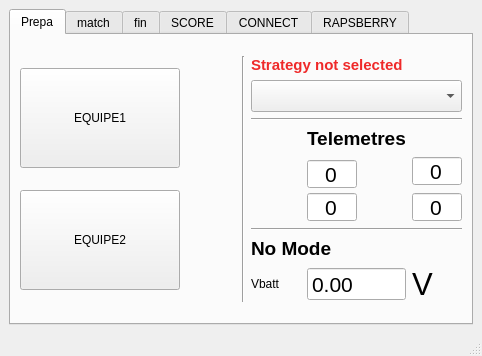
This is PluginModules/Ecran/ihm_Ecran.ui in CRLG/LABOTBOX as Qt 5 draws it before an edit. The edited form follows.
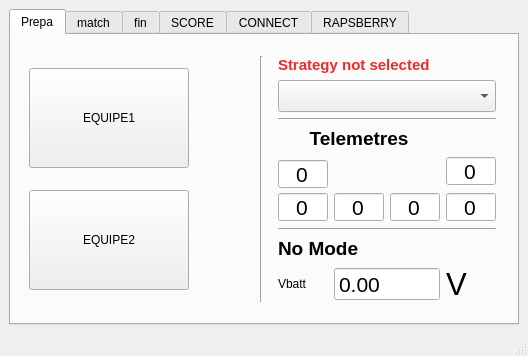
This is the edited form. Custom widgets are drawn as their Qt base class.

Commit message: #79 [Ecran] Ajout des 2 telemetres AR centraux

What changed in the file:
```diff
--- a/PluginModules/Ecran/ihm_Ecran.ui
+++ b/PluginModules/Ecran/ihm_Ecran.ui
@@ -6,7 +6,7 @@
    <rect>
     <x>0</x>
     <y>0</y>
-    <width>482</width>
+    <width>528</width>
     <height>356</height>
    </rect>
   </property>
@@ -32,117 +32,9 @@
           </property>
          </widget>
         </item>
-        <item row="0" column="0">
-         <layout class="QGridLayout" name="gridLayout_3">
-          <property name="verticalSpacing">
-           <number>10</number>
-          </property>
-          <item row="0" column="0">
-           <widget class="QPushButton" name="pB_Couleur1">
-            <property name="minimumSize">
-             <size>
-              <width>160</width>
-              <height>100</height>
-             </size>
-            </property>
-            <property name="maximumSize">
-             <size>
-              <width>160</width>
-              <height>110</height>
-             </size>
-            </property>
-            <property name="text">
-             <string>EQUIPE1</string>
-            </property>
-            <property name="flat">
-             <bool>false</bool>
-            </property>
-           </widget>
-          </item>
-          <item row="0" column="1">
-           <widget class="QLed" name="qLed_green">
-            <property name="minimumSize">
-             <size>
-              <width>50</width>
-              <height>50</height>
-             </size>
-            </property>
-            <property name="maximumSize">
-             <size>
-              <width>50</width>
-              <height>50</height>
-             </size>
-            </property>
-            <property name="toolTip">
-             <string>Binary Led</string>
-            </property>
-            <property name="whatsThis">
-             <string>Led widget</string>
-            </property>
-            <property name="value">
-             <bool>true</bool>
-            </property>
-           </widget>
-          </item>
-          <item row="1" column="0">
-           <widget class="QPushButton" name="pB_Couleur2">
-            <property name="minimumSize">
-             <size>
-              <width>160</width>
-              <height>100</height>
-             </size>
-            </property>
-            <property name="maximumSize">
-             <size>
-              <width>160</width>
-              <height>110</height>
-             </size>
-            </property>
-            <property name="text">
-             <string>EQUIPE2</string>
-            </property>
-            <property name="flat">
-             <bool>false</bool>
-            </property>
-           </widget>
-          </item>
-          <item row="1" column="1">
-           <widget class="QLed" name="qLed_orange">
-            <property name="minimumSize">
-             <size>
-              <width>50</width>
-              <height>50</height>
-             </size>
-            </property>
-            <property name="maximumSize">
-             <size>
-              <width>50</width>
-              <height>50</height>
-             </size>
-            </property>
-            <property name="toolTip">
-             <string>Binary Led</string>
-            </property>
-            <property name="whatsThis">
-             <string>Led widget</string>
-            </property>
-            <property name="value">
-             <bool>true</bool>
-            </property>
-           </widget>
-          </item>
-         </layout>
-        </item>
         <item row="0" column="2">
          <layout class="QGridLayout" name="gridLayout_6">
-          <item row="9" column="0">
-           <widget class="QLabel" name="label">
-            <property name="text">
-             <string>Vbatt</string>
-            </property>
-           </widget>
-          </item>
-          <item row="1" column="0" colspan="3">
+          <item row="1" column="0" colspan="4">
            <widget class="QComboBox" name="combo_ChoixStrategie">
             <property name="font">
              <font>
@@ -157,67 +49,7 @@
             </property>
            </widget>
           </item>
-          <item row="5" column="2">
-           <widget class="QSpinBox" name="sb_ARD">
-            <property name="minimumSize">
-             <size>
-              <width>50</width>
-              <height>30</height>
-             </size>
-            </property>
-            <property name="maximumSize">
-             <size>
-              <width>50</width>
-              <height>30</height>
-             </size>
-            </property>
-            <property name="font">
-             <font>
-              <pointsize>16</pointsize>
-             </font>
-            </property>
-            <property name="alignment">
-             <set>Qt::AlignCenter</set>
-            </property>
-            <property name="buttonSymbols">
-             <enum>QAbstractSpinBox::NoButtons</enum>
-            </property>
-            <property name="maximum">
-             <number>999999</number>
-            </property>
-           </widget>
-          </item>
-          <item row="5" column="1">
-           <widget class="QSpinBox" name="sb_ARG">
-            <property name="minimumSize">
-             <size>
-              <width>50</width>
-              <height>30</height>
-             </size>
-            </property>
-            <property name="maximumSize">
-             <size>
-              <width>50</width>
-              <height>30</height>
-             </size>
-            </property>
-            <property name="font">
-             <font>
-              <pointsize>16</pointsize>
-             </font>
-            </property>
-            <property name="alignment">
-             <set>Qt::AlignCenter</set>
-            </property>
-            <property name="buttonSymbols">
-             <enum>QAbstractSpinBox::NoButtons</enum>
-            </property>
-            <property name="maximum">
-             <number>999999</number>
-            </property>
-           </widget>
-          </item>
-          <item row="4" column="1">
+          <item row="4" column="0">
            <widget class="QSpinBox" name="sb_AVG">
             <property name="minimumSize">
              <size>
@@ -236,6 +68,9 @@
               <pointsize>16</pointsize>
              </font>
             </property>
+            <property name="toolTip">
+             <string>AVG</string>
+            </property>
             <property name="alignment">
              <set>Qt::AlignCenter</set>
             </property>
@@ -247,7 +82,193 @@
             </property>
            </widget>
           </item>
-          <item row="9" column="2">
+          <item row="5" column="2">
+           <widget class="QSpinBox" name="sb_ARDCentre">
+            <property name="minimumSize">
+             <size>
+              <width>50</width>
+              <height>30</height>
+             </size>
+            </property>
+            <property name="maximumSize">
+             <size>
+              <width>50</width>
+              <height>30</height>
+             </size>
+            </property>
+            <property name="font">
+             <font>
+              <pointsize>16</pointsize>
+             </font>
+            </property>
+            <property name="toolTip">
+             <string>ARDCentre</string>
+            </property>
+            <property name="alignment">
+             <set>Qt::AlignCenter</set>
+            </property>
+            <property name="buttonSymbols">
+             <enum>QAbstractSpinBox::NoButtons</enum>
+            </property>
+           </widget>
+          </item>
+          <item row="2" column="0" colspan="4">
+           <widget class="Line" name="line_2">
+            <property name="orientation">
+             <enum>Qt::Horizontal</enum>
+            </property>
+           </widget>
+          </item>
+          <item row="3" column="3">
+           <widget class="QLed" name="qLed_Obstacle">
+            <property name="minimumSize">
+             <size>
+              <width>20</width>
+              <height>20</height>
+             </size>
+            </property>
+            <property name="maximumSize">
+             <size>
+              <width>20</width>
+              <height>20</height>
+             </size>
+            </property>
+            <property name="toolTip">
+             <string>Binary Led</string>
+            </property>
+            <property name="whatsThis">
+             <string>Led widget</string>
+            </property>
+            <property name="value">
+             <bool>true</bool>
+            </property>
+           </widget>
+          </item>
+          <item row="9" column="0">
+           <widget class="QLabel" name="label">
+            <property name="text">
+             <string>Vbatt</string>
+            </property>
+           </widget>
+          </item>
+          <item row="5" column="0">
+           <widget class="QSpinBox" name="sb_ARG">
+            <property name="minimumSize">
+             <size>
+              <width>50</width>
+              <height>30</height>
+             </size>
+            </property>
+            <property name="maximumSize">
+             <size>
+              <width>50</width>
+              <height>30</height>
+             </size>
+            </property>
+            <property name="font">
+             <font>
+              <pointsize>16</pointsize>
+             </font>
+            </property>
+            <property name="toolTip">
+             <string>ARG</string>
+            </property>
+            <property name="alignment">
+             <set>Qt::AlignCenter</set>
+            </property>
+            <property name="buttonSymbols">
+             <enum>QAbstractSpinBox::NoButtons</enum>
+            </property>
+            <property name="maximum">
+             <number>999999</number>
+            </property>
+           </widget>
+          </item>
+          <item row="5" column="1">
+           <widget class="QSpinBox" name="sb_ARGCentre">
+            <property name="minimumSize">
+             <size>
+              <width>50</width>
+              <height>30</height>
+             </size>
+            </property>
+            <property name="maximumSize">
+             <size>
+              <width>50</width>
+              <height>30</height>
+             </size>
+            </property>
+            <property name="font">
+             <font>
+              <pointsize>16</pointsize>
+             </font>
+            </property>
+            <property name="toolTip">
+             <string>ARGCentre</string>
+            </property>
+            <property name="alignment">
+             <set>Qt::AlignCenter</set>
+            </property>
+            <property name="buttonSymbols">
+             <enum>QAbstractSpinBox::NoButtons</enum>
+            </property>
+           </widget>
+          </item>
+          <item row="6" column="0" rowspan="2" colspan="4">
+           <widget class="Line" name="line_3">
+            <property name="orientation">
+             <enum>Qt::Horizontal</enum>
+            </property>
+           </widget>
+          </item>
+          <item row="5" column="3">
+           <widget class="QSpinBox" name="sb_ARD">
+            <property name="minimumSize">
+             <size>
+              <width>50</width>
+              <height>30</height>
+             </size>
+            </property>
+            <property name="maximumSize">
+             <size>
+              <width>50</width>
+              <height>30</height>
+             </size>
+            </property>
+            <property name="font">
+             <font>
+              <pointsize>16</pointsize>
+             </font>
+            </property>
+            <property name="toolTip">
+             <string>ARD</string>
+            </property>
+            <property name="alignment">
+             <set>Qt::AlignCenter</set>
+            </property>
+            <property name="buttonSymbols">
+             <enum>QAbstractSpinBox::NoButtons</enum>
+            </property>
+            <property name="maximum">
+             <number>999999</number>
+            </property>
+           </widget>
+          </item>
+          <item row="8" column="0" colspan="4">
+           <widget class="QLabel" name="lbl_ModeFct">
+            <property name="font">
+             <font>
+              <pointsize>14</pointsize>
+              <weight>75</weight>
+              <bold>true</bold>
+             </font>
+            </property>
+            <property name="text">
+             <string>No Mode</string>
+            </property>
+           </widget>
+          </item>
+          <item row="9" column="3">
            <widget class="QLabel" name="label_6">
             <property name="font">
              <font>
@@ -259,8 +280,8 @@
             </property>
            </widget>
           </item>
-          <item row="8" column="0" colspan="3">
-           <widget class="QLabel" name="lbl_ModeFct">
+          <item row="3" column="0" colspan="3">
+           <widget class="QLabel" name="label_5">
             <property name="font">
              <font>
               <pointsize>14</pointsize>
@@ -269,73 +290,14 @@
              </font>
             </property>
             <property name="text">
-             <string>No Mode</string>
-            </property>
-           </widget>
-          </item>
-          <item row="6" column="0" rowspan="2" colspan="3">
-           <widget class="Line" name="line_3">
-            <property name="orientation">
-             <enum>Qt::Horizontal</enum>
-            </property>
-           </widget>
-          </item>
-          <item row="9" column="1">
-           <widget class="QDoubleSpinBox" name="VBatt">
-            <property name="font">
-             <font>
-              <pointsize>16</pointsize>
-             </font>
-            </property>
-            <property name="readOnly">
-             <bool>true</bool>
-            </property>
-            <property name="buttonSymbols">
-             <enum>QAbstractSpinBox::NoButtons</enum>
-            </property>
-            <property name="maximum">
-             <double>20.000000000000000</double>
-            </property>
-           </widget>
-          </item>
-          <item row="4" column="2">
-           <widget class="QSpinBox" name="sb_AVD">
-            <property name="minimumSize">
-             <size>
-              <width>50</width>
-              <height>30</height>
-             </size>
-            </property>
-            <property name="maximumSize">
-             <size>
-              <width>50</width>
-              <height>30</height>
-             </size>
-            </property>
-            <property name="font">
-             <font>
-              <pointsize>16</pointsize>
-             </font>
+             <string>Telemetres</string>
             </property>
             <property name="alignment">
              <set>Qt::AlignCenter</set>
             </property>
-            <property name="buttonSymbols">
-             <enum>QAbstractSpinBox::NoButtons</enum>
-            </property>
-            <property name="maximum">
-             <number>999999</number>
-            </property>
            </widget>
           </item>
-          <item row="2" column="0" colspan="3">
-           <widget class="Line" name="line_2">
-            <property name="orientation">
-             <enum>Qt::Horizontal</enum>
-            </property>
-           </widget>
-          </item>
-          <item row="0" column="0" colspan="3">
+          <item row="0" column="0" colspan="4">
            <widget class="QLabel" name="lbl_RetourStrategie">
             <property name="font">
              <font>
@@ -355,21 +317,101 @@
             </property>
            </widget>
           </item>
-          <item row="3" column="2">
-           <widget class="QLed" name="qLed_Obstacle">
+          <item row="4" column="3">
+           <widget class="QSpinBox" name="sb_AVD">
             <property name="minimumSize">
              <size>
-              <width>20</width>
-              <height>20</height>
+              <width>50</width>
+              <height>30</height>
              </size>
             </property>
             <property name="maximumSize">
              <size>
-              <width>20</width>
-              <height>20</height>
+              <width>50</width>
+              <height>30</height>
              </size>
             </property>
+            <property name="font">
+             <font>
+              <pointsize>16</pointsize>
+             </font>
+            </property>
             <property name="toolTip">
+             <string>AVD</string>
+            </property>
+            <property name="alignment">
+             <set>Qt::AlignCenter</set>
+            </property>
+            <property name="buttonSymbols">
+             <enum>QAbstractSpinBox::NoButtons</enum>
+            </property>
+            <property name="maximum">
+             <number>999999</number>
+            </property>
+           </widget>
+          </item>
+          <item row="9" column="1" colspan="2">
+           <widget class="QDoubleSpinBox" name="VBatt">
+            <property name="font">
+             <font>
+              <pointsize>16</pointsize>
+             </font>
+            </property>
+            <property name="readOnly">
+             <bool>true</bool>
+            </property>
+            <property name="buttonSymbols">
+             <enum>QAbstractSpinBox::NoButtons</enum>
+            </property>
+            <property name="maximum">
+             <double>20.000000000000000</double>
+            </property>
+           </widget>
+          </item>
+         </layout>
+        </item>
+        <item row="0" column="0">
+         <layout class="QGridLayout" name="gridLayout_3">
+          <property name="verticalSpacing">
+           <number>10</number>
+          </property>
+          <item row="0" column="0">
+           <widget class="QPushButton" name="pB_Couleur1">
+            <property name="minimumSize">
+             <size>
+              <width>160</width>
+              <height>100</height>
+             </size>
+            </property>
+            <property name="maximumSize">
+             <size>
+              <width>160</width>
+              <height>110</height>
+             </size>
+            </property>
+            <property name="text">
+             <string>EQUIPE1</string>
+            </property>
+            <property name="flat">
+             <bool>false</bool>
+            </property>
+           </widget>
+          </item>
+          <item row="0" column="1">
+           <widget class="QLed" name="qLed_green">
+            <property name="minimumSize">
+             <size>
+              <width>50</width>
+              <height>50</height>
+             </size>
+            </property>
+            <property name="maximumSize">
+             <size>
+              <width>50</width>
+              <height>50</height>
+             </size>
+            </property>
+            <property name="toolTip">
              <string>Binary Led</string>
             </property>
             <property name="whatsThis">
@@ -380,17 +422,50 @@
             </property>
            </widget>
           </item>
-          <item row="3" column="1">
-           <widget class="QLabel" name="label_5">
-            <property name="font">
-             <font>
-              <pointsize>14</pointsize>
-              <weight>75</weight>
-              <bold>true</bold>
-             </font>
+          <item row="1" column="0">
+           <widget class="QPushButton" name="pB_Couleur2">
+            <property name="minimumSize">
+             <size>
+              <width>160</width>
+              <height>100</height>
+             </size>
             </property>
+            <property name="maximumSize">
+             <size>
+              <width>160</width>
+              <height>110</height>
+             </size>
+            </property>
             <property name="text">
-             <string>Telemetres</string>
+             <string>EQUIPE2</string>
+            </property>
+            <property name="flat">
+             <bool>false</bool>
+            </property>
+           </widget>
+          </item>
+          <item row="1" column="1">
+           <widget class="QLed" name="qLed_orange">
+            <property name="minimumSize">
+             <size>
+              <width>50</width>
+              <height>50</height>
+             </size>
+            </property>
+            <property name="maximumSize">
+             <size>
+              <width>50</width>
+              <height>50</height>
+             </size>
+            </property>
+            <property name="toolTip">
+             <string>Binary Led</string>
+            </property>
+            <property name="whatsThis">
+             <string>Led widget</string>
+            </property>
+            <property name="value">
+             <bool>true</bool>
             </property>
            </widget>
           </item>
@@ -873,7 +948,7 @@
     <rect>
      <x>0</x>
      <y>0</y>
-     <width>482</width>
+     <width>528</width>
      <height>22</height>
     </rect>
    </property>
```
The commit also changes 2 other files.
